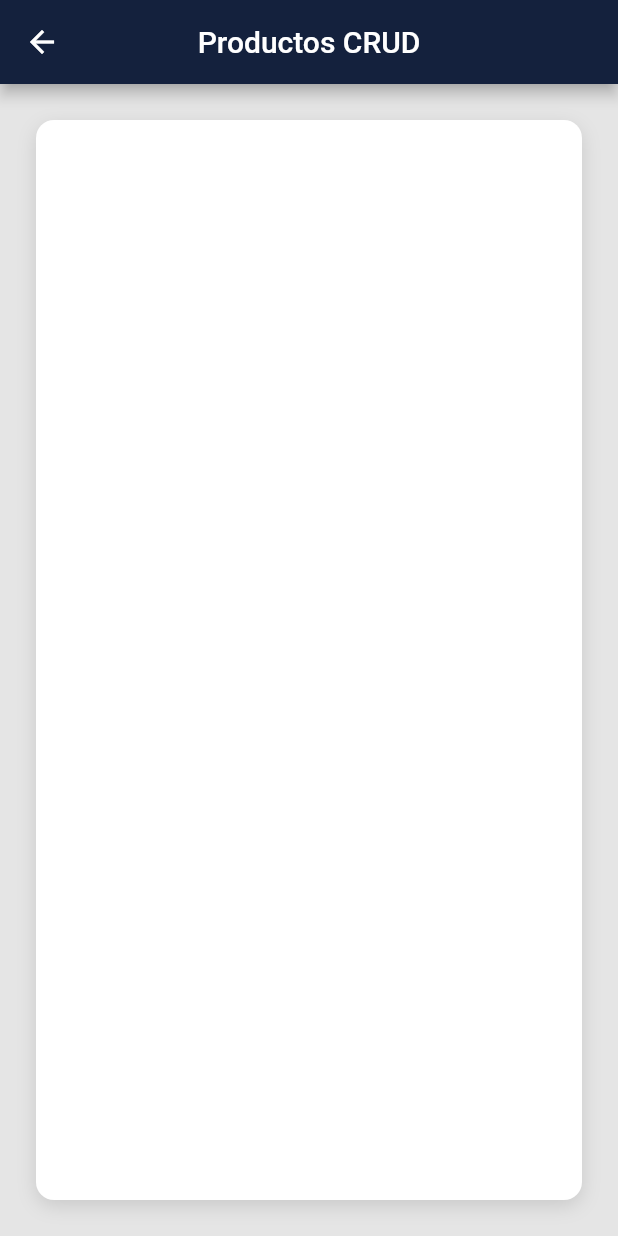
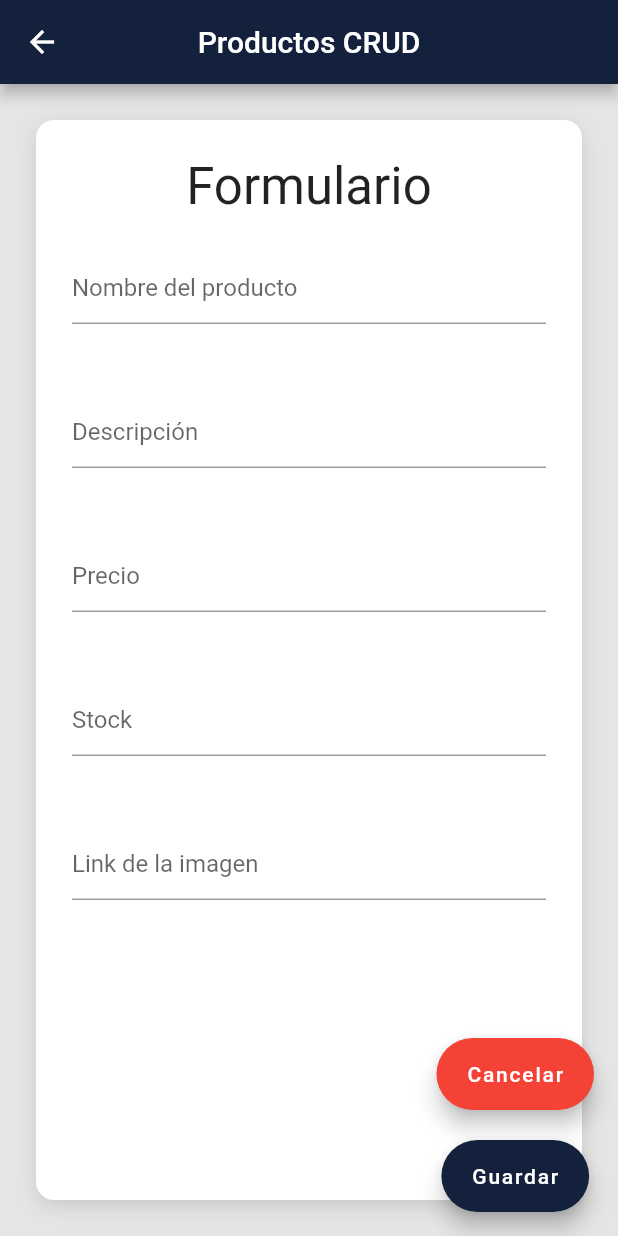
Before and after one commit to ENez7/Products_app, a Flutter app: the screen it shows after launch, after a tap on an icon or button, on a phone screen of 412 x 824 dp. Run offline on Flutter 3.47's test engine with Material 2 defaults, Android fonts, the phone set to English and light mode, and no system bars; our stand-ins replace bloc, flutter_bloc, google_fonts; network calls fail.

Commit message:
Services, response added

```diff
--- a/lib/pages/cubits/home/homecubit_cubit.dart
+++ b/lib/pages/cubits/home/homecubit_cubit.dart
@@ -12,11 +12,9 @@ class HomeCubit extends Cubit<HomeCubitState> {
     emit(HomeCubitLoadingState());
   }
 
-  loadDataInList(Stream stream, List<Product> products) async {
+  loadDataInList(Future<List<dynamic>> future, List<Product> products) async {
     // emit(HomeCubitLoadingState());
-    await for (var data in stream) {
-      products.add(data);
-    }
+    products = await future as List<Product>;
     emit(HomeCubitLoadedState(products));
   }
 }
--- a/lib/pages/form.page.dart
+++ b/lib/pages/form.page.dart
@@ -2,14 +2,42 @@ import 'package:ecommerce_platform/constants/shadows.dart';
 import 'package:flutter/material.dart';
 
 import '../constants/colors.dart';
+import '../models/product.dart';
 
-class FormPage extends StatelessWidget {
-  const FormPage({Key? key}) : super(key: key);
+class FormPage extends StatefulWidget {
+  Product? product;
+  FormPage({Key? key, this.product}) : super(key: key);
+
+  @override
+  State<FormPage> createState() => _FormPageState();
+}
+
+class _FormPageState extends State<FormPage> {
+  TextEditingController productNameController = TextEditingController();
+  TextEditingController productDescriptionController = TextEditingController();
+  TextEditingController productPriceController = TextEditingController();
+  TextEditingController productStockController = TextEditingController();
+  TextEditingController productImgController = TextEditingController();
+  bool exists = false;
+  @override
+  void initState() {
+    super.initState();
+    productNameController.text = widget.product?.productName ?? '';
+    productDescriptionController.text =
+        widget.product?.productDescription ?? '';
+    productPriceController.text = widget.product?.productPrice ?? '';
+    productStockController.text = widget.product?.quantity.toString() ?? '';
+    productImgController.text = widget.product?.productImage ?? '';
+    if (productNameController.text != '') exists = true;
+  }
 
   @override
   Widget build(BuildContext context) {
+    final size = MediaQuery.of(context).size;
     return GestureDetector(
-      onTap: () => Focus.of(context).requestFocus(FocusNode()),
+      onTap: () {
+        FocusScope.of(context).requestFocus(FocusNode());
+      },
       child: Scaffold(
         appBar: AppBar(
           title: Text('Productos CRUD'),
@@ -17,8 +45,8 @@ class FormPage extends StatelessWidget {
           backgroundColor: ConstColors.appBar,
         ),
         body: Container(
-          height: MediaQuery.of(context).size.height,
-          width: MediaQuery.of(context).size.width,
+          height: size.height,
+          width: size.width,
           decoration: BoxDecoration(
             color: ConstColors.background,
           ),
@@ -29,6 +57,95 @@ class FormPage extends StatelessWidget {
               color: Colors.white,
               boxShadow: CustomShadows.getContainerShadow(),
             ),
+            child: SingleChildScrollView(
+              physics: BouncingScrollPhysics(),
+              child: Column(
+                children: [
+                  SizedBox(height: 24),
+                  Text(
+                    'Formulario',
+                    style: TextStyle(fontSize: 34.0),
+                  ),
+                  CustomTFF(
+                    controller: productNameController,
+                    hintText: 'Nombre del producto',
+                  ),
+                  CustomTFF(
+                    controller: productDescriptionController,
+                    hintText: 'Descripción',
+                  ),
+                  CustomTFF(
+                    controller: productPriceController,
+                    hintText: 'Precio',
+                  ),
+                  CustomTFF(
+                    controller: productStockController,
+                    hintText: 'Stock',
+                  ),
+                  CustomTFF(
+                    controller: productImgController,
+                    hintText: 'Link de la imagen',
+                  ),
+                ],
+              ),
+            ),
+          ),
+        ),
+        floatingActionButton: Column(
+          mainAxisAlignment: MainAxisAlignment.end,
+          children: [
+            FloatingActionButton.extended(
+              heroTag: 'btn1',
+              onPressed: () {
+                Navigator.of(context).pop();
+              },
+              label: Text('Cancelar'),
+              backgroundColor: Colors.red,
+            ),
+            SizedBox(
+              height: 20.0,
+            ),
+            FloatingActionButton.extended(
+              heroTag: 'btn2',
+              onPressed: () {
+                // Add logic of post
+                Navigator.of(context).pop();
+              },
+              label: exists ? Text('Actualizar') : Text('Guardar'),
+              backgroundColor: ConstColors.appBar,
+            ),
+          ],
+        ),
+      ),
+    );
+  }
+}
+
+class CustomTFF extends StatelessWidget {
+  const CustomTFF({
+    Key? key,
+    required this.controller,
+    required this.hintText,
+  }) : super(key: key);
+
+  final TextEditingController controller;
+  final String hintText;
+
+  @override
+  Widget build(BuildContext context) {
+    return Container(
+      margin: EdgeInsets.symmetric(
+        vertical: 24,
+        horizontal: 24,
+      ),
+      child: TextFormField(
+        controller: controller,
+        decoration: InputDecoration(
+          hintText: hintText,
+          focusedBorder: UnderlineInputBorder(
+            borderSide: BorderSide(
+              color: ConstColors.appBar,
+            ),
           ),
         ),
       ),
--- a/lib/pages/home.page.dart
+++ b/lib/pages/home.page.dart
@@ -1,4 +1,5 @@
 import 'package:ecommerce_platform/pages/product.page.dart';
+import 'package:ecommerce_platform/services/api.service.dart';
 import 'package:flutter/material.dart';
 import 'package:flutter_bloc/flutter_bloc.dart';
 import 'package:ecommerce_platform/data/streamdata.dart';
@@ -23,7 +24,7 @@ class _HomePageState extends State<HomePage> {
     List<Product> products = [];
     final dataCubit = context.read<HomeCubit>();
     dataCubit.initState();
-    dataCubit.loadDataInList(StreamData.productStream(10), products);
+    dataCubit.loadDataInList(ApiService.getProducts(), products);
 
     return GestureDetector(
       onTap: () {
@@ -31,6 +32,7 @@ class _HomePageState extends State<HomePage> {
       },
       child: Scaffold(
         body: CustomScrollView(
+          physics: BouncingScrollPhysics(),
           slivers: [
             const SliverCustomAppBar(title: 'Productos CRUD'),
             SliverList(
--- a/lib/pages/product.page.dart
+++ b/lib/pages/product.page.dart
@@ -1,5 +1,6 @@
 import 'package:ecommerce_platform/constants/colors.dart';
 import 'package:ecommerce_platform/models/product.dart';
+import 'package:ecommerce_platform/pages/form.page.dart';
 import 'package:flutter/material.dart';
 import '../widgets/product_card.widget.dart';
 
@@ -36,7 +37,16 @@ class ProductPage extends StatelessWidget {
                       width: 110,
                       height: 46,
                       child: ElevatedButton(
-                        onPressed: () {},
+                        onPressed: () {
+                          // TODO: Add put logic
+                          Navigator.of(context).push(
+                            MaterialPageRoute(
+                              builder: (context) => FormPage(
+                                product: product,
+                              ),
+                            ),
+                          );
+                        },
                         child: Text(
                           'Editar',
                           style: TextStyle(
@@ -52,7 +62,10 @@ class ProductPage extends StatelessWidget {
                       width: 110,
                       height: 46,
                       child: ElevatedButton(
-                        onPressed: () {},
+                        onPressed: () {
+                          // TODO: Add delete logic
+                          Navigator.of(context).pop();
+                        },
                         child: Text(
                           'Eliminar',
                           style: TextStyle(
--- a/lib/routes/routes.dart
+++ b/lib/routes/routes.dart
@@ -6,6 +6,6 @@ import '../pages/form.page.dart';
 class Rutas {
   static final paginas = <String, WidgetBuilder>{
     '/': (context) => const HomePage(),
-    '/form': (context) => const FormPage(),
+    '/form': (context) => FormPage(),
   };
 }
--- /dev/null
+++ b/lib/services/api.service.dart
@@ -0,0 +1,30 @@
+import 'dart:convert';
+
+import '../models/product.dart';
+import 'package:http/http.dart' as http;
+
+class ApiService {
+  static const _getUrl =
+      'https://functiongetproducts.azurewebsites.net/api/products';
+  static const _getByIdUrl =
+      'https://functiongetbyidproducts.azurewebsites.net/api/products/';
+  static const _postUrl =
+      'https://functionpostproducts.azurewebsites.net/api/products';
+  static const _deleteUrl =
+      'https://functiondeleteproducts.azurewebsites.net/api/products/';
+
+  static Future<List<dynamic>> getProducts() async {
+    final response = await http.get(Uri.parse(_getUrl), headers: {
+      'Content-Type': 'application/json',
+    });
+    if (response.statusCode == 200) {
+      final jsonResponse = json.decode(response.body);
+      final List<dynamic> products = jsonResponse['data'];
+      print('---------PRODUCTO');
+      print(products[0]);
+      return products;
+    } else {
+      throw Exception('Failed to load products');
+    }
+  }
+}
--- /dev/null
+++ b/lib/services/response.dart
@@ -0,0 +1,22 @@
+import '../models/product.dart';
+
+class Response {
+  final String method;
+  final bool success;
+  final List<Product>? products;
+  final Product? product;
+  final String? id;
+
+  Response(this.success, this.method, {this.products, this.product, this.id});
+
+  factory Response.fromJson(String method, bool success,
+      List<Product>? products, Product? product, String? id) {
+    return Response(
+      success,
+      method,
+      products: products ?? [],
+      product: product,
+      id: id ?? '',
+    );
+  }
+}
```
